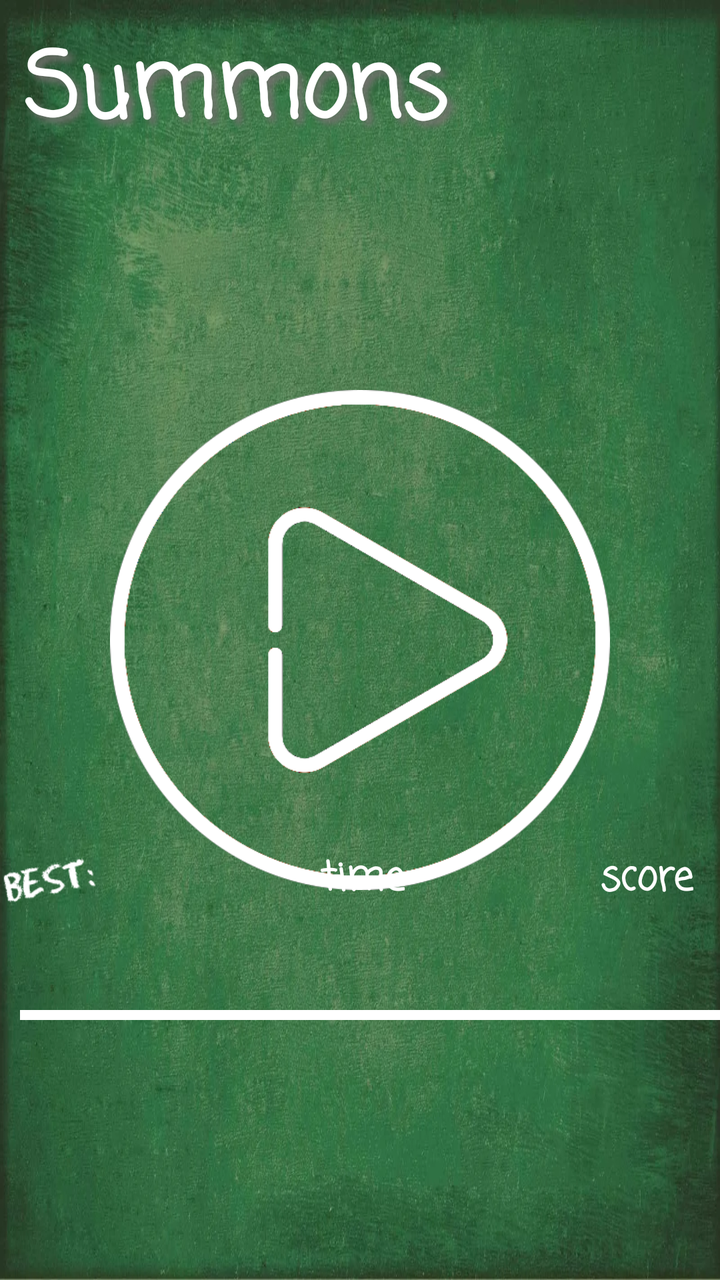
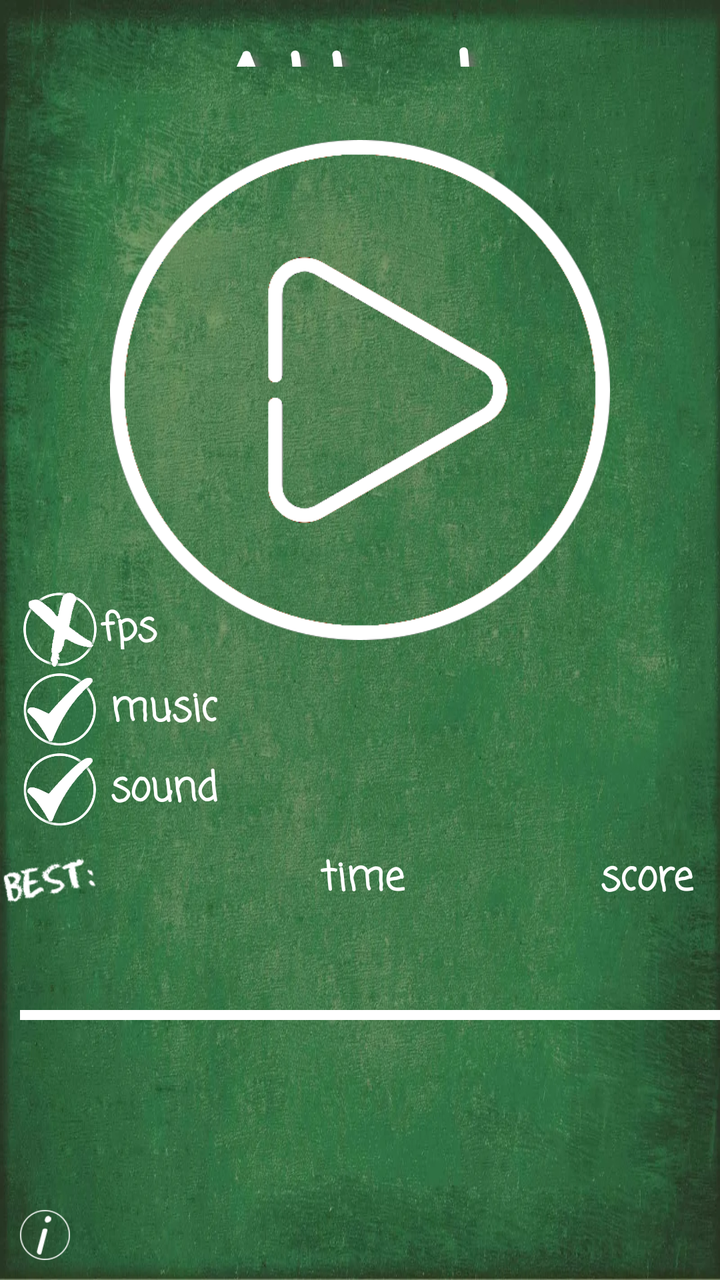

Screens rendered from an Android XML layout before and after an edit, with the pre-edit source and the edit as a unified diff.
<!-- AndroidManifest.xml: application theme Theme.SummonsAttackBeta -->
<!-- res/layout/activity_welcome.xml -->
<?xml version="1.0" encoding="utf-8"?>
<RelativeLayout xmlns:android="http://schemas.android.com/apk/res/android"
    xmlns:app="http://schemas.android.com/apk/res-auto"
    android:id="@+id/mainLayout"
    xmlns:tools="http://schemas.android.com/tools"
    android:layout_width="match_parent"
    android:layout_height="match_parent"
    tools:context=".WelcomeActivity">

    <ImageView
        android:layout_width="match_parent"
        android:layout_height="match_parent"
        android:background="@drawable/background" />


    <TextView
        android:id="@+id/nameOfApp"
        android:layout_width="wrap_content"
        android:layout_height="wrap_content"
        android:layout_above="@+id/startbutton"
        android:layout_centerInParent="true"
        android:layout_marginBottom="120dp"
        android:fontFamily="casual"
        android:padding="12dp"
        android:shadowColor="#73716E"
        android:shadowDx="8"
        android:shadowDy="8"
        android:shadowRadius="8"
        android:text="@string/app_name"
        android:textColor="@color/white"
        android:textSize="45dp"
        android:textStyle="bold" />

    <ImageView
        android:layout_width="wrap_content"
        android:layout_height="wrap_content"
        android:layout_above="@+id/C"
        android:layout_marginEnd="-40dp"
        android:layout_marginBottom="-10dp"
        android:layout_toStartOf="@+id/C"
        android:src="@drawable/besttext" />


    <ImageButton
        android:id="@+id/startbutton"
        android:layout_width="250dp"
        android:layout_height="250dp"
        android:layout_centerInParent="true"
        android:background="@drawable/playbuttonwhite" />
    
    <TextView
        android:id="@+id/a1"
        android:textColor="@color/table_text_color"
        android:textStyle="bold"
        android:fontFamily="casual"
        android:textSize="@dimen/text_size"
        android:layout_width="@dimen/widthA"
        android:layout_height="@dimen/height"
        android:layout_alignParentEnd="true"
        android:layout_alignParentBottom="true"
        android:layout_marginEnd="0dp"
        android:layout_marginBottom="0dp"
        tools:ignore="NotSibling" />

    <TextView
        android:id="@+id/b1"
        android:layout_width="@dimen/widthB"
        android:layout_height="@dimen/height"
        android:layout_alignBottom="@+id/a1"
        android:layout_marginStart="0dp"
        android:layout_marginTop="0dp"
        android:layout_marginEnd="0dp"
        android:layout_marginBottom="0dp"
        android:layout_toStartOf="@+id/a1"
        android:fontFamily="casual"
        android:textColor="@color/table_text_color"
        android:textSize="@dimen/text_size"
        android:textStyle="bold" />

    <TextView
        android:id="@+id/c1"
        android:textSize="@dimen/text_size"
        android:textColor="@color/table_text_color"
        android:textStyle="bold"
        android:fontFamily="casual"
        android:layout_width="@dimen/widthC"
        android:layout_height="@dimen/height"
        android:layout_alignBottom="@+id/b1"
        android:layout_marginStart="0dp"
        android:layout_marginTop="0dp"
        android:layout_marginEnd="0dp"
        android:layout_marginBottom="0dp"
        android:layout_toStartOf="@+id/b1" />

    <TextView
        android:id="@+id/a2"
        android:textSize="@dimen/text_size"
        android:textColor="@color/table_text_color"
        android:textStyle="bold"
        android:fontFamily="casual"
        android:layout_width="@dimen/widthA"
        android:layout_height="@dimen/height"
        android:layout_above="@+id/a1"
        android:layout_alignEnd="@+id/a1"
        android:layout_marginEnd="0dp"
        android:layout_marginBottom="0dp" />

    <TextView
        android:id="@+id/b2"
        android:layout_width="@dimen/widthB"
        android:layout_height="@dimen/height"
        android:layout_above="@+id/b1"
        android:layout_marginStart="0dp"
        android:layout_marginTop="0dp"
        android:layout_marginEnd="0dp"
        android:layout_marginBottom="0dp"
        android:layout_toStartOf="@+id/a1"
        android:fontFamily="casual"
        android:textColor="@color/table_text_color"
        android:textSize="@dimen/text_size"
        android:textStyle="bold" />

    <TextView
        android:id="@+id/c2"
        android:textSize="@dimen/text_size"
        android:textColor="@color/table_text_color"
        android:textStyle="bold"
        android:fontFamily="casual"
        android:layout_width="@dimen/widthC"
        android:layout_height="@dimen/height"
        android:layout_above="@+id/b1"
        android:layout_marginEnd="0dp"
        android:layout_marginBottom="0dp"
        android:layout_toStartOf="@+id/b1" />

    <TextView
        android:id="@+id/a3"
        android:layout_width="@dimen/widthA"
        android:layout_height="@dimen/height"
        android:layout_above="@+id/a2"
        android:layout_alignParentEnd="true"
        android:layout_marginEnd="0dp"
        android:layout_marginBottom="0dp"
        android:layout_toStartOf="@+id/a2"
        android:fontFamily="casual"
        android:textColor="@color/table_text_color"
        android:textSize="@dimen/text_size"
        android:textStyle="bold" />


    <TextView
        android:id="@+id/b3"
        android:layout_width="@dimen/widthB"
        android:layout_height="@dimen/height"
        android:layout_above="@+id/b2"
        android:layout_marginEnd="0dp"
        android:layout_marginBottom="0dp"
        android:layout_toStartOf="@+id/a2"
        android:fontFamily="casual"
        android:textColor="@color/table_text_color"
        android:textSize="@dimen/text_size"
        android:textStyle="bold" />

    <TextView
        android:id="@+id/c3"
        android:layout_width="@dimen/widthC"
        android:layout_height="@dimen/height"
        android:layout_above="@+id/c2"
        android:layout_marginEnd="0dp"
        android:layout_marginBottom="0dp"
        android:layout_toStartOf="@+id/b3"
        android:fontFamily="casual"
        android:textColor="@color/table_text_color"
        android:textSize="@dimen/text_size"
        android:textStyle="bold" />

    <ImageView
        android:id="@+id/line"
        android:layout_width="@dimen/lineWidth"
        android:layout_height="5dp"
        android:layout_above="@+id/a3"
        android:layout_alignParentEnd="true"
        android:layout_marginEnd="0dp"
        android:layout_marginBottom="10dp"
        android:src="@color/white" />

    <TextView
        android:id="@+id/A"
        android:layout_width="@dimen/widthA"
        android:layout_height="@dimen/height"
        android:layout_above="@+id/line"
        android:layout_alignParentEnd="true"
        android:layout_marginEnd="0dp"
        android:layout_marginBottom="10dp"
        android:fontFamily="casual"
        android:textColor="@color/table_text_color"
        android:textSize="@dimen/text_size"
        android:textStyle="bold" />

    <TextView
        android:id="@+id/B"
        android:layout_width="@dimen/widthB"
        android:layout_height="@dimen/height"
        android:layout_alignBottom="@+id/A"
        android:layout_marginEnd="0dp"
        android:layout_marginBottom="0dp"
        android:layout_toStartOf="@+id/A"
        android:fontFamily="casual"
        android:textColor="@color/table_text_color"
        android:textSize="@dimen/text_size"
        android:textStyle="bold" />

    <TextView
        android:id="@+id/C"
        android:layout_width="@dimen/widthC"
        android:layout_height="@dimen/height"
        android:layout_alignBottom="@+id/B"
        android:layout_marginEnd="0dp"
        android:layout_marginBottom="0dp"
        android:layout_toStartOf="@+id/B"
        android:fontFamily="casual"
        android:textColor="@color/table_text_color"
        android:textSize="@dimen/text_size"
        android:textStyle="bold" />

    <TextView
        android:layout_width="wrap_content"
        android:layout_height="wrap_content"
        android:layout_above="@+id/A"
        android:layout_alignStart="@+id/A"
        android:layout_marginStart="0dp"
        android:layout_marginBottom="0dp"
        android:fontFamily="casual"
        android:text="score"
        android:textColor="@color/table_text_color"
        android:textSize="20dp"
        android:textStyle="bold" />

    <TextView
        android:layout_width="wrap_content"
        android:layout_height="wrap_content"
        android:layout_above="@+id/B"
        android:layout_alignStart="@+id/B"
        android:layout_marginStart="-0dp"
        android:layout_marginBottom="0dp"
        android:fontFamily="casual"
        android:text="time"
        android:textColor="@color/table_text_color"
        android:textSize="20dp"
        android:textStyle="bold" />
</RelativeLayout>
<!-- resources referenced by this layout -->
<resources>
  <color name="table_text_color">#FFFFFF</color>
  <color name="white">#FFFFFFFF</color>
  <dimen name="height">40dp</dimen>
  <dimen name="lineWidth">350dp</dimen>
  <dimen name="text_size">30dp</dimen>
  <dimen name="widthA">60dp</dimen>
  <dimen name="widthB">140dp</dimen>
  <dimen name="widthC">150dp</dimen>
  <!-- drawable background: webp bitmap (drawable, 263394 bytes) -->
  <!-- drawable besttext: png bitmap (drawable, 1896 bytes) -->
  <!-- drawable playbuttonwhite: png bitmap (drawable, 28385 bytes) -->
  <string name="app_name">Summons Attack</string>
  <style name="Theme.SummonsAttackBeta" parent="Theme.AppCompat.Light.NoActionBar">
          <item name="android:windowNoTitle">true</item>
          <item name="android:windowFullscreen">true</item>
          
          <item name="colorPrimary">@color/purple_500</item>
          <item name="colorPrimaryVariant">@color/purple_700</item>
          <item name="colorOnPrimary">@color/white</item>
          
          <item name="colorSecondary">@color/teal_200</item>
          <item name="colorSecondaryVariant">@color/teal_700</item>
          <item name="colorOnSecondary">@color/black</item>
          
          <item name="android:statusBarColor" tools:targetApi="l">?attr/colorPrimaryVariant</item>
          
      </style>
  <color name="purple_500">#FF6200EE</color>
  <color name="purple_700">#FF3700B3</color>
  <color name="teal_200">#FF03DAC5</color>
  <color name="teal_700">#FF018786</color>
  <color name="black">#FF000000</color>
</resources>

<!-- the commit's change to res/layout/activity_welcome.xml (unified diff, before → after) -->
@@ -1,251 +1,329 @@
 <?xml version="1.0" encoding="utf-8"?>
-<RelativeLayout xmlns:android="http://schemas.android.com/apk/res/android"
-    xmlns:app="http://schemas.android.com/apk/res-auto"
+<RelativeLayout xmlns:android="http://schemas.android.com/apk/res/android" xmlns:app="http://schemas.android.com/apk/res-auto"
     android:id="@+id/mainLayout"
-    xmlns:tools="http://schemas.android.com/tools"
     android:layout_width="match_parent"
-    android:layout_height="match_parent"
-    tools:context=".WelcomeActivity">
-
+    android:layout_height="match_parent">
     <ImageView
+        android:id="@+id/background"
+        android:background="@drawable/background"
         android:layout_width="match_parent"
-        android:layout_height="match_parent"
-        android:background="@drawable/background" />
-
-
-    <TextView
-        android:id="@+id/nameOfApp"
-        android:layout_width="wrap_content"
-        android:layout_height="wrap_content"
-        android:layout_above="@+id/startbutton"
-        android:layout_centerInParent="true"
-        android:layout_marginBottom="120dp"
-        android:fontFamily="casual"
+        android:layout_height="match_parent"/>
+    <TextView
+        android:textSize="70sp"
+        android:textStyle="bold"
+        android:textColor="@color/white"
+        android:id="@+id/nameOfApp_Summons"
         android:padding="12dp"
-        android:shadowColor="#73716E"
+        android:layout_width="wrap_content"
+        android:layout_height="wrap_content"
+        android:layout_marginBottom="-30dp"
+        android:text="@string/app_name_1"
+        android:shadowColor="#73716e"
         android:shadowDx="8"
         android:shadowDy="8"
         android:shadowRadius="8"
-        android:text="@string/app_name"
+        android:layout_above="@+id/nameOfApp_Attack"
+        android:layout_centerHorizontal="true"
+        android:fontFamily="casual"/>
+    <TextView
+        android:textSize="50sp"
+        android:textStyle="bold"
         android:textColor="@color/white"
-        android:textSize="45dp"
-        android:textStyle="bold" />
-
+        android:id="@+id/nameOfApp_Attack"
+        android:padding="12dp"
+        android:layout_width="wrap_content"
+        android:layout_height="wrap_content"
+        android:layout_marginBottom="30dp"
+        android:text="@string/app_name_2"
+        android:shadowColor="#73716e"
+        android:shadowDx="8"
+        android:shadowDy="8"
+        android:shadowRadius="8"
+        android:layout_above="@+id/startbutton"
+        android:layout_centerHorizontal="true"
+        android:fontFamily="casual"/>
     <ImageView
-        android:layout_width="wrap_content"
-        android:layout_height="wrap_content"
+        android:id="@+id/best"
+        android:layout_width="wrap_content"
+        android:layout_height="wrap_content"
+        android:layout_marginBottom="-10dp"
+        android:src="@drawable/besttext"
         android:layout_above="@+id/C"
         android:layout_marginEnd="-40dp"
-        android:layout_marginBottom="-10dp"
-        android:layout_toStartOf="@+id/C"
-        android:src="@drawable/besttext" />
-
-
+        android:layout_toStartOf="@+id/C"/>
     <ImageButton
         android:id="@+id/startbutton"
+        android:background="@drawable/playbuttonwhite"
         android:layout_width="250dp"
         android:layout_height="250dp"
-        android:layout_centerInParent="true"
-        android:background="@drawable/playbuttonwhite" />
-    
-    <TextView
+        android:layout_marginBottom="320dp"
+        android:layout_alignParentBottom="true"
+        android:layout_centerHorizontal="true"/>
+    <TextView
+        android:textSize="@dimen/text_size"
+        android:textStyle="bold"
+        android:textColor="@color/table_text_color"
         android:id="@+id/a1"
-        android:textColor="@color/table_text_color"
-        android:textStyle="bold"
-        android:fontFamily="casual"
-        android:textSize="@dimen/text_size"
         android:layout_width="@dimen/widthA"
         android:layout_height="@dimen/height"
-        android:layout_alignParentEnd="true"
+        android:layout_marginBottom="0dp"
         android:layout_alignParentBottom="true"
-        android:layout_marginEnd="0dp"
-        android:layout_marginBottom="0dp"
-        tools:ignore="NotSibling" />
-
-    <TextView
+        android:fontFamily="casual"
+        android:layout_marginEnd="0dp"
+        android:layout_alignParentEnd="true"/>
+    <TextView
+        android:textSize="@dimen/text_size"
+        android:textStyle="bold"
+        android:textColor="@color/table_text_color"
         android:id="@+id/b1"
         android:layout_width="@dimen/widthB"
         android:layout_height="@dimen/height"
+        android:layout_marginTop="0dp"
+        android:layout_marginBottom="0dp"
         android:layout_alignBottom="@+id/a1"
-        android:layout_marginStart="0dp"
+        android:fontFamily="casual"
+        android:layout_marginStart="0dp"
+        android:layout_marginEnd="0dp"
+        android:layout_toStartOf="@+id/a1"/>
+    <TextView
+        android:textSize="@dimen/text_size"
+        android:textStyle="bold"
+        android:textColor="@color/table_text_color"
+        android:id="@+id/c1"
+        android:layout_width="@dimen/widthC"
+        android:layout_height="@dimen/height"
         android:layout_marginTop="0dp"
-        android:layout_marginEnd="0dp"
-        android:layout_marginBottom="0dp"
-        android:layout_toStartOf="@+id/a1"
-        android:fontFamily="casual"
-        android:textColor="@color/table_text_color"
-        android:textSize="@dimen/text_size"
-        android:textStyle="bold" />
-
-    <TextView
-        android:id="@+id/c1"
-        android:textSize="@dimen/text_size"
-        android:textColor="@color/table_text_color"
-        android:textStyle="bold"
-        android:fontFamily="casual"
-        android:layout_width="@dimen/widthC"
-        android:layout_height="@dimen/height"
+        android:layout_marginBottom="0dp"
         android:layout_alignBottom="@+id/b1"
-        android:layout_marginStart="0dp"
-        android:layout_marginTop="0dp"
-        android:layout_marginEnd="0dp"
-        android:layout_marginBottom="0dp"
-        android:layout_toStartOf="@+id/b1" />
-
-    <TextView
+        android:fontFamily="casual"
+        android:layout_marginStart="0dp"
+        android:layout_marginEnd="0dp"
+        android:layout_toStartOf="@+id/b1"/>
+    <TextView
+        android:textSize="@dimen/text_size"
+        android:textStyle="bold"
+        android:textColor="@color/table_text_color"
         android:id="@+id/a2"
-        android:textSize="@dimen/text_size"
-        android:textColor="@color/table_text_color"
-        android:textStyle="bold"
-        android:fontFamily="casual"
         android:layout_width="@dimen/widthA"
         android:layout_height="@dimen/height"
+        android:layout_marginBottom="0dp"
         android:layout_above="@+id/a1"
-        android:layout_alignEnd="@+id/a1"
-        android:layout_marginEnd="0dp"
-        android:layout_marginBottom="0dp" />
-
-    <TextView
+        android:fontFamily="casual"
+        android:layout_marginEnd="0dp"
+        android:layout_alignEnd="@+id/a1"/>
+    <TextView
+        android:textSize="@dimen/text_size"
+        android:textStyle="bold"
+        android:textColor="@color/table_text_color"
         android:id="@+id/b2"
         android:layout_width="@dimen/widthB"
         android:layout_height="@dimen/height"
+        android:layout_marginTop="0dp"
+        android:layout_marginBottom="0dp"
         android:layout_above="@+id/b1"
-        android:layout_marginStart="0dp"
-        android:layout_marginTop="0dp"
-        android:layout_marginEnd="0dp"
-        android:layout_marginBottom="0dp"
-        android:layout_toStartOf="@+id/a1"
-        android:fontFamily="casual"
-        android:textColor="@color/table_text_color"
-        android:textSize="@dimen/text_size"
-        android:textStyle="bold" />
-
-    <TextView
+        android:fontFamily="casual"
+        android:layout_marginStart="0dp"
+        android:layout_marginEnd="0dp"
+        android:layout_toStartOf="@+id/a1"/>
+    <TextView
+        android:textSize="@dimen/text_size"
+        android:textStyle="bold"
+        android:textColor="@color/table_text_color"
         android:id="@+id/c2"
-        android:textSize="@dimen/text_size"
-        android:textColor="@color/table_text_color"
-        android:textStyle="bold"
-        android:fontFamily="casual"
         android:layout_width="@dimen/widthC"
         android:layout_height="@dimen/height"
+        android:layout_marginBottom="0dp"
         android:layout_above="@+id/b1"
-        android:layout_marginEnd="0dp"
-        android:layout_marginBottom="0dp"
-        android:layout_toStartOf="@+id/b1" />
-
-    <TextView
+        android:fontFamily="casual"
+        android:layout_marginEnd="0dp"
+        android:layout_toStartOf="@+id/b1"/>
+    <TextView
+        android:textSize="@dimen/text_size"
+        android:textStyle="bold"
+        android:textColor="@color/table_text_color"
         android:id="@+id/a3"
         android:layout_width="@dimen/widthA"
         android:layout_height="@dimen/height"
+        android:layout_marginBottom="0dp"
         android:layout_above="@+id/a2"
-        android:layout_alignParentEnd="true"
-        android:layout_marginEnd="0dp"
-        android:layout_marginBottom="0dp"
+        android:fontFamily="casual"
+        android:layout_marginEnd="0dp"
         android:layout_toStartOf="@+id/a2"
-        android:fontFamily="casual"
-        android:textColor="@color/table_text_color"
-        android:textSize="@dimen/text_size"
-        android:textStyle="bold" />
-
-
-    <TextView
+        android:layout_alignParentEnd="true"/>
+    <TextView
+        android:textSize="@dimen/text_size"
+        android:textStyle="bold"
+        android:textColor="@color/table_text_color"
         android:id="@+id/b3"
         android:layout_width="@dimen/widthB"
         android:layout_height="@dimen/height"
+        android:layout_marginBottom="0dp"
         android:layout_above="@+id/b2"
-        android:layout_marginEnd="0dp"
-        android:layout_marginBottom="0dp"
-        android:layout_toStartOf="@+id/a2"
-        android:fontFamily="casual"
-        android:textColor="@color/table_text_color"
-        android:textSize="@dimen/text_size"
-        android:textStyle="bold" />
-
-    <TextView
+        android:fontFamily="casual"
+        android:layout_marginEnd="0dp"
+        android:layout_toStartOf="@+id/a2"/>
+    <TextView
+        android:textSize="@dimen/text_size"
+        android:textStyle="bold"
+        android:textColor="@color/table_text_color"
         android:id="@+id/c3"
         android:layout_width="@dimen/widthC"
         android:layout_height="@dimen/height"
+        android:layout_marginBottom="0dp"
         android:layout_above="@+id/c2"
-        android:layout_marginEnd="0dp"
-        android:layout_marginBottom="0dp"
-        android:layout_toStartOf="@+id/b3"
-        android:fontFamily="casual"
-        android:textColor="@color/table_text_color"
-        android:textSize="@dimen/text_size"
-        android:textStyle="bold" />
-
+        android:fontFamily="casual"
+        android:layout_marginEnd="0dp"
+        android:layout_toStartOf="@+id/b3"/>
     <ImageView
         android:id="@+id/line"
         android:layout_width="@dimen/lineWidth"
         android:layout_height="5dp"
+        android:layout_marginBottom="10dp"
+        android:src="@color/white"
         android:layout_above="@+id/a3"
-        android:layout_alignParentEnd="true"
-        android:layout_marginEnd="0dp"
-        android:layout_marginBottom="10dp"
-        android:src="@color/white" />
-
-    <TextView
+        android:layout_marginEnd="0dp"
+        android:layout_alignParentEnd="true"/>
+    <TextView
+        android:textSize="@dimen/text_size"
+        android:textStyle="bold"
+        android:textColor="@color/table_text_color"
         android:id="@+id/A"
         android:layout_width="@dimen/widthA"
         android:layout_height="@dimen/height"
+        android:layout_marginBottom="10dp"
         android:layout_above="@+id/line"
-        android:layout_alignParentEnd="true"
-        android:layout_marginEnd="0dp"
-        android:layout_marginBottom="10dp"
-        android:fontFamily="casual"
-        android:textColor="@color/table_text_color"
-        android:textSize="@dimen/text_size"
-        android:textStyle="bold" />
-
-    <TextView
+        android:fontFamily="casual"
+        android:layout_marginEnd="0dp"
+        android:layout_alignParentEnd="true"/>
+    <TextView
+        android:textSize="@dimen/text_size"
+        android:textStyle="bold"
+        android:textColor="@color/table_text_color"
         android:id="@+id/B"
         android:layout_width="@dimen/widthB"
         android:layout_height="@dimen/height"
+        android:layout_marginBottom="0dp"
         android:layout_alignBottom="@+id/A"
-        android:layout_marginEnd="0dp"
-        android:layout_marginBottom="0dp"
-        android:layout_toStartOf="@+id/A"
-        android:fontFamily="casual"
-        android:textColor="@color/table_text_color"
-        android:textSize="@dimen/text_size"
-        android:textStyle="bold" />
-
-    <TextView
+        android:fontFamily="casual"
+        android:layout_marginEnd="0dp"
+        android:layout_toStartOf="@+id/A"/>
+    <TextView
+        android:textSize="@dimen/text_size"
+        android:textStyle="bold"
+        android:textColor="@color/table_text_color"
         android:id="@+id/C"
         android:layout_width="@dimen/widthC"
         android:layout_height="@dimen/height"
+        android:layout_marginBottom="0dp"
         android:layout_alignBottom="@+id/B"
-        android:layout_marginEnd="0dp"
-        android:layout_marginBottom="0dp"
-        android:layout_toStartOf="@+id/B"
-        android:fontFamily="casual"
-        android:textColor="@color/table_text_color"
-        android:textSize="@dimen/text_size"
-        android:textStyle="bold" />
-
-    <TextView
-        android:layout_width="wrap_content"
-        android:layout_height="wrap_content"
+        android:fontFamily="casual"
+        android:layout_marginEnd="0dp"
+        android:layout_toStartOf="@+id/B"/>
+    <TextView
+        android:textSize="20dp"
+        android:textStyle="bold"
+        android:textColor="@color/table_text_color"
+        android:id="@+id/score"
+        android:layout_width="wrap_content"
+        android:layout_height="wrap_content"
+        android:layout_marginBottom="0dp"
+        android:text="score"
         android:layout_above="@+id/A"
-        android:layout_alignStart="@+id/A"
-        android:layout_marginStart="0dp"
-        android:layout_marginBottom="0dp"
-        android:fontFamily="casual"
-        android:text="score"
-        android:textColor="@color/table_text_color"
-        android:textSize="20dp"
-        android:textStyle="bold" />
-
-    <TextView
-        android:layout_width="wrap_content"
-        android:layout_height="wrap_content"
+        android:fontFamily="casual"
+        android:layout_marginStart="0dp"
+        android:layout_alignStart="@+id/A"/>
+    <TextView
+        android:textSize="20dp"
+        android:textStyle="bold"
+        android:textColor="@color/table_text_color"
+        android:id="@+id/time"
+        android:layout_width="wrap_content"
+        android:layout_height="wrap_content"
+        android:layout_marginBottom="0dp"
+        android:text="time"
         android:layout_above="@+id/B"
-        android:layout_alignStart="@+id/B"
-        android:layout_marginStart="-0dp"
-        android:layout_marginBottom="0dp"
-        android:fontFamily="casual"
-        android:text="time"
-        android:textColor="@color/table_text_color"
-        android:textSize="20dp"
-        android:textStyle="bold" />
+        android:fontFamily="casual"
+        android:layout_marginStart="0dp"
+        android:layout_alignStart="@+id/B"/>
+    <ToggleButton
+        android:id="@+id/toggleMusic"
+        android:background="@drawable/ic_toggle_bg"
+        android:layout_width="40dp"
+        android:layout_height="40dp"
+        android:layout_marginBottom="0dp"
+        android:checked="true"
+        android:layout_above="@+id/toggleSounds"
+        android:layout_marginStart="0dp"
+        android:layout_alignStart="@+id/toggleSounds"
+        style="@style/toggleButton"/>
+    <ToggleButton
+        android:id="@+id/toggleSounds"
+        android:background="@drawable/ic_toggle_bg"
+        android:layout_width="40dp"
+        android:layout_height="40dp"
+        android:layout_marginBottom="0dp"
+        android:checked="true"
+        android:layout_above="@+id/best"
+        android:layout_marginStart="10dp"
+        android:layout_alignParentStart="true"
+        style="@style/toggleButton"/>
+    <ToggleButton
+        android:id="@+id/toggleSystemInfo"
+        android:background="@drawable/ic_toggle_bg"
+        android:layout_width="40dp"
+        android:layout_height="40dp"
+        android:layout_marginBottom="0dp"
+        android:checked="false"
+        android:layout_above="@+id/toggleMusic"
+        android:layout_marginStart="10dp"
+        android:layout_alignParentStart="true"
+        style="@style/toggleButton"/>
+    <TextView
+        android:textSize="20dp"
+        android:textStyle="bold"
+        android:textColor="@color/table_text_color"
+        android:id="@+id/textMusic"
+        android:layout_width="wrap_content"
+        android:layout_height="25dp"
+        android:layout_marginBottom="10dp"
+        android:text="music"
+        android:layout_alignBottom="@+id/toggleMusic"
+        android:fontFamily="casual"
+        android:layout_marginStart="5dp"
+        android:layout_toEndOf="@+id/toggleMusic"/>
+    <TextView
+        android:textSize="20dp"
+        android:textStyle="bold"
+        android:textColor="@color/table_text_color"
+        android:id="@+id/textSound"
+        android:layout_width="wrap_content"
+        android:layout_height="25dp"
+        android:layout_marginBottom="10dp"
+        android:text="sound"
+        android:layout_alignBottom="@+id/toggleSounds"
+        android:fontFamily="casual"
+        android:layout_marginStart="5dp"
+        android:layout_toEndOf="@+id/toggleSounds"/>
+    <TextView
+        android:textSize="20dp"
+        android:textStyle="bold"
+        android:textColor="@color/table_text_color"
+        android:id="@+id/textSystemInfo"
+        android:layout_width="wrap_content"
+        android:layout_height="25dp"
+        android:layout_marginBottom="10dp"
+        android:text="fps"
+        android:layout_above="@+id/toggleMusic"
+        android:fontFamily="casual"
+        android:layout_marginStart="0dp"
+        android:layout_toEndOf="@+id/toggleSystemInfo"/>
+    <ImageButton
+        android:id="@+id/info"
+        android:background="@drawable/info"
+        android:layout_width="25dp"
+        android:layout_height="25dp"
+        android:layout_marginBottom="10dp"
+        android:layout_alignParentBottom="true"
+        android:layout_marginStart="10dp"
+        android:layout_alignParentStart="true"/>
 </RelativeLayout>
<!-- resource entries referenced after the edit -->
@@ -10,8 +10,25 @@
   <dimen name="widthC">150dp</dimen>
   <!-- drawable background: webp bitmap (drawable, 263394 bytes) -->
   <!-- drawable besttext: png bitmap (drawable, 1896 bytes) -->
+  <!-- drawable ic_toggle_bg (drawable) -->
+  <?xml version="1.0" encoding="utf-8"?>
+  <layer-list xmlns:android="http://schemas.android.com/apk/res/android">
+      <item
+          android:id="@android:id/background"
+          android:drawable="@android:color/transparent"/>
+      <item
+          android:id="@android:id/toggle"
+          android:drawable="@drawable/ic_toggle"/>
+  </layer-list>
+  <!-- drawable info: png bitmap (drawable, 1854 bytes) -->
   <!-- drawable playbuttonwhite: png bitmap (drawable, 28385 bytes) -->
-  <string name="app_name">Summons Attack</string>
+  <string name="app_name_1">Summons</string>
+  <string name="app_name_2">Attack</string>
+  <style name="toggleButton" parent="@android:style/Theme.Black">
+          <item name="android:buttonStyleToggle">@style/Widget.Button.Toggle</item>
+          <item name="android:textOn">@null</item>
+          <item name="android:textOff">@null</item>
+      </style>
   <style name="Theme.SummonsAttackBeta" parent="Theme.AppCompat.Light.NoActionBar">
           <item name="android:windowNoTitle">true</item>
           <item name="android:windowFullscreen">true</item>
@@ -27,10 +44,26 @@
           <item name="android:statusBarColor" tools:targetApi="l">?attr/colorPrimaryVariant</item>
           
       </style>
+  <!-- drawable ic_toggle (drawable) -->
+  <?xml version="1.0" encoding="utf-8"?>
+  <selector xmlns:android="http://schemas.android.com/apk/res/android">
+      <item
+          android:state_checked="false"
+          android:drawable="@drawable/krestik"/>
+      <item
+          android:state_checked="true"
+          android:drawable="@drawable/galochka"/>
+  </selector>
+  <style name="Widget.Button.Toggle" parent="@android:style/Widget">
+          <item name="android:disabledAlpha">?android:attr/disabledAlpha</item>
+          <item name="android:background">@drawable/ic_toggle_bg</item>
+      </style>
   <color name="purple_500">#FF6200EE</color>
   <color name="purple_700">#FF3700B3</color>
   <color name="teal_200">#FF03DAC5</color>
   <color name="teal_700">#FF018786</color>
   <color name="black">#FF000000</color>
+  <!-- drawable krestik: png bitmap (drawable, 12987 bytes) -->
+  <!-- drawable galochka: png bitmap (drawable, 10577 bytes) -->
 </resources>
 
